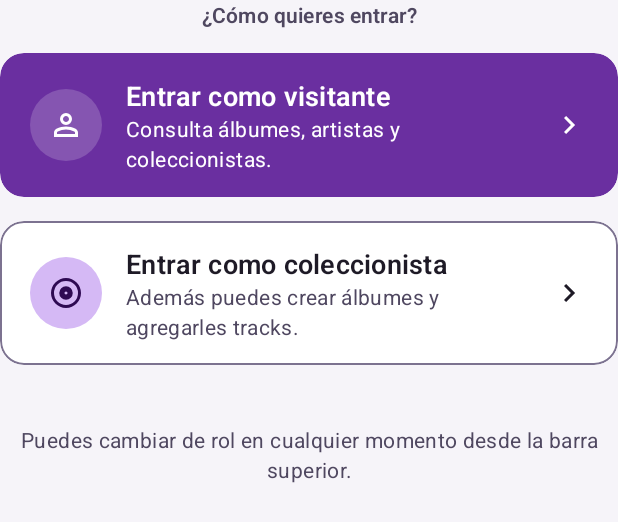
After one commit to juanfelipe99/desarrollo-movil-dream-team, an Android app: the layout view_role_actions.xml on its own in the app's theme, with its tools: preview values and no code run, on a phone screen of 412 x 824 dp. The commit adds this screen. Shown: the top 522 px of the screen. Run offline under Robolectric (Android 15) with nearby library versions, the light colour scheme and no system bars.

Commit message:
Selección de rol adaptada a horizontal, tablet y pantallas bajas

```diff
--- a/app/build.gradle.kts
+++ b/app/build.gradle.kts
@@ -45,6 +45,7 @@ dependencies {
     implementation(libs.androidx.activity.ktx)
     implementation(libs.androidx.appcompat)
     implementation(libs.androidx.fragment.ktx)
+    implementation(libs.androidx.constraintlayout)
     implementation(libs.androidx.navigation.fragment.ktx)
     implementation(libs.androidx.navigation.ui.ktx)
     implementation(libs.androidx.core.ktx)
--- a/app/src/main/java/com/equipo2/vinilos/ui/role/RoleSelectFragment.kt
+++ b/app/src/main/java/com/equipo2/vinilos/ui/role/RoleSelectFragment.kt
@@ -19,8 +19,8 @@ class RoleSelectFragment : Fragment(R.layout.fragment_role_select) {
 
     override fun onViewCreated(view: View, savedInstanceState: Bundle?) {
         val binding = FragmentRoleSelectBinding.bind(view)
-        binding.visitorButton.setOnClickListener { enterAs(Role.VISITOR) }
-        binding.collectorButton.setOnClickListener { enterAs(Role.COLLECTOR) }
+        binding.actions.visitorButton.setOnClickListener { enterAs(Role.VISITOR) }
+        binding.actions.collectorButton.setOnClickListener { enterAs(Role.COLLECTOR) }
         bindThemeButton(binding.themeButton)
     }
 
--- /dev/null
+++ b/app/src/main/res/layout/view_role_actions.xml
@@ -0,0 +1,104 @@
+<?xml version="1.0" encoding="utf-8"?>
+<LinearLayout xmlns:android="http://schemas.android.com/apk/res/android"
+    xmlns:app="http://schemas.android.com/apk/res-auto"
+    android:layout_width="match_parent"
+    android:layout_height="wrap_content"
+    android:gravity="center_horizontal"
+    android:orientation="vertical">
+
+    <TextView
+        android:layout_width="wrap_content"
+        android:layout_height="wrap_content"
+        android:gravity="center"
+        android:text="@string/role_select_question"
+        android:textAppearance="?attr/textAppearanceLabelLarge"
+        android:textColor="@color/md_on_surface_variant" />
+
+    <com.google.android.material.card.MaterialCardView
+        android:id="@+id/visitorButton"
+        style="@style/Widget.Vinilos.RoleButton"
+        app:cardBackgroundColor="@color/md_primary"
+        app:strokeWidth="0dp">
+
+        <LinearLayout style="@style/Widget.Vinilos.RoleButton.Content">
+
+            <ImageView
+                style="@style/Widget.Vinilos.RoleButton.Icon"
+                android:background="@drawable/bg_circle_white_18"
+                android:importantForAccessibility="no"
+                android:src="@drawable/ic_person"
+                app:tint="@color/md_on_primary" />
+
+            <LinearLayout style="@style/Widget.Vinilos.RoleButton.Texts">
+
+                <TextView
+                    android:layout_width="wrap_content"
+                    android:layout_height="wrap_content"
+                    android:text="@string/role_visitor_enter"
+                    android:textAppearance="?attr/textAppearanceTitleMedium"
+                    android:textColor="@color/md_on_primary" />
+
+                <TextView
+                    android:layout_width="wrap_content"
+                    android:layout_height="wrap_content"
+                    android:text="@string/role_visitor_enter_desc"
+                    android:textAppearance="?attr/textAppearanceBodyMedium"
+                    android:textColor="@color/md_on_primary" />
+            </LinearLayout>
+
+            <ImageView
+                style="@style/Widget.Vinilos.RoleButton.Chevron"
+                android:importantForAccessibility="no"
+                app:tint="@color/md_on_primary" />
+        </LinearLayout>
+    </com.google.android.material.card.MaterialCardView>
+
+    <com.google.android.material.card.MaterialCardView
+        android:id="@+id/collectorButton"
+        style="@style/Widget.Vinilos.RoleButton"
+        app:cardBackgroundColor="@color/md_surface_container_lowest"
+        app:strokeColor="@color/md_outline"
+        app:strokeWidth="1dp">
+
+        <LinearLayout style="@style/Widget.Vinilos.RoleButton.Content">
+
+            <ImageView
+                style="@style/Widget.Vinilos.RoleButton.Icon"
+                android:background="@drawable/bg_circle_primary_container"
+                android:importantForAccessibility="no"
+                android:src="@drawable/ic_album"
+                app:tint="@color/md_on_primary_container" />
+
+            <LinearLayout style="@style/Widget.Vinilos.RoleButton.Texts">
+
+                <TextView
+                    android:layout_width="wrap_content"
+                    android:layout_height="wrap_content"
+                    android:text="@string/role_collector_enter"
+                    android:textAppearance="?attr/textAppearanceTitleMedium"
+                    android:textColor="@color/md_on_surface" />
+
+                <TextView
+                    android:layout_width="wrap_content"
+                    android:layout_height="wrap_content"
+                    android:text="@string/role_collector_enter_desc"
+                    android:textAppearance="?attr/textAppearanceBodyMedium"
+                    android:textColor="@color/md_on_surface_variant" />
+            </LinearLayout>
+
+            <ImageView
+                style="@style/Widget.Vinilos.RoleButton.Chevron"
+                android:importantForAccessibility="no"
+                app:tint="@color/md_on_surface" />
+        </LinearLayout>
+    </com.google.android.material.card.MaterialCardView>
+
+    <TextView
+        android:layout_width="wrap_content"
+        android:layout_height="wrap_content"
+        android:layout_marginTop="@dimen/role_select_block_gap"
+        android:gravity="center"
+        android:text="@string/role_select_footer"
+        android:textAppearance="?attr/textAppearanceBodyMedium"
+        android:textColor="@color/md_on_surface_variant" />
+</LinearLayout>
--- /dev/null
+++ b/app/src/main/res/values-h720dp/dimens.xml
@@ -0,0 +1,6 @@
+<?xml version="1.0" encoding="utf-8"?>
+<resources>
+    <dimen name="role_select_logo">120dp</dimen>
+    <dimen name="role_select_padding_vertical">32dp</dimen>
+    <dimen name="role_select_block_gap">40dp</dimen>
+</resources>
--- a/app/src/main/res/values/dimens.xml
+++ b/app/src/main/res/values/dimens.xml
@@ -3,4 +3,9 @@
     <dimen name="touch_target">48dp</dimen>
     <dimen name="snackbar_icon">20dp</dimen>
     <dimen name="snackbar_icon_padding">12dp</dimen>
+
+    <!-- Selección de rol en pantallas de menos de 720 dp de alto. -->
+    <dimen name="role_select_logo">88dp</dimen>
+    <dimen name="role_select_padding_vertical">8dp</dimen>
+    <dimen name="role_select_block_gap">16dp</dimen>
 </resources>
--- a/gradle/libs.versions.toml
+++ b/gradle/libs.versions.toml
@@ -9,6 +9,7 @@ appcompat = "1.7.1"
 material = "1.13.0"
 activityKtx = "1.11.0"
 fragment = "1.8.9"
+constraintlayout = "2.2.1"
 navigation = "2.9.8"
 lifecycle = "2.9.4"
 datastore = "1.1.7"
@@ -27,6 +28,7 @@ androidx-appcompat = { group = "androidx.appcompat", name = "appcompat", version
 material = { group = "com.google.android.material", name = "material", version.ref = "material" }
 androidx-activity-ktx = { group = "androidx.activity", name = "activity-ktx", version.ref = "activityKtx" }
 androidx-fragment-ktx = { group = "androidx.fragment", name = "fragment-ktx", version.ref = "fragment" }
+androidx-constraintlayout = { group = "androidx.constraintlayout", name = "constraintlayout", version.ref = "constraintlayout" }
 androidx-navigation-fragment-ktx = { group = "androidx.navigation", name = "navigation-fragment-ktx", version.ref = "navigation" }
 androidx-navigation-ui-ktx = { group = "androidx.navigation", name = "navigation-ui-ktx", version.ref = "navigation" }
 androidx-lifecycle-viewmodel-ktx = { group = "androidx.lifecycle", name = "lifecycle-viewmodel-ktx", version.ref = "lifecycle" }
```
Also changed, not shown: app/src/main/res/layout-land/fragment_role_select.xml (added, +54 -0 lines), app/src/main/res/layout/fragment_role_select.xml (+27 -132 lines), app/src/main/res/layout/view_role_brand.xml (added, +30 -0 lines).
